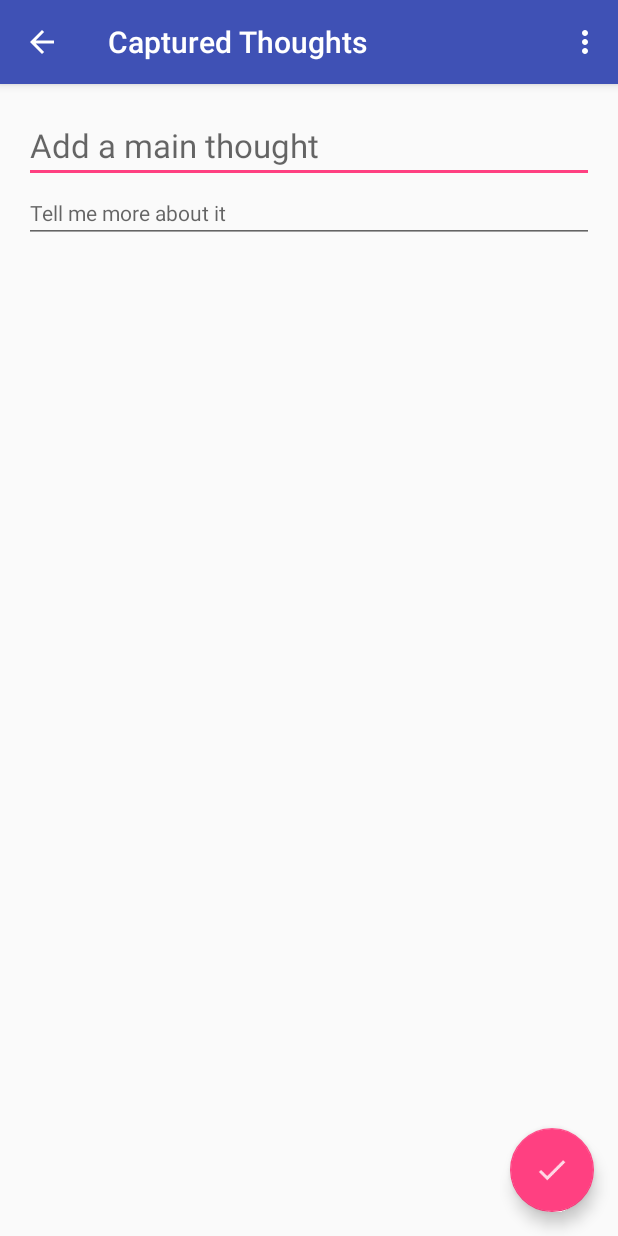
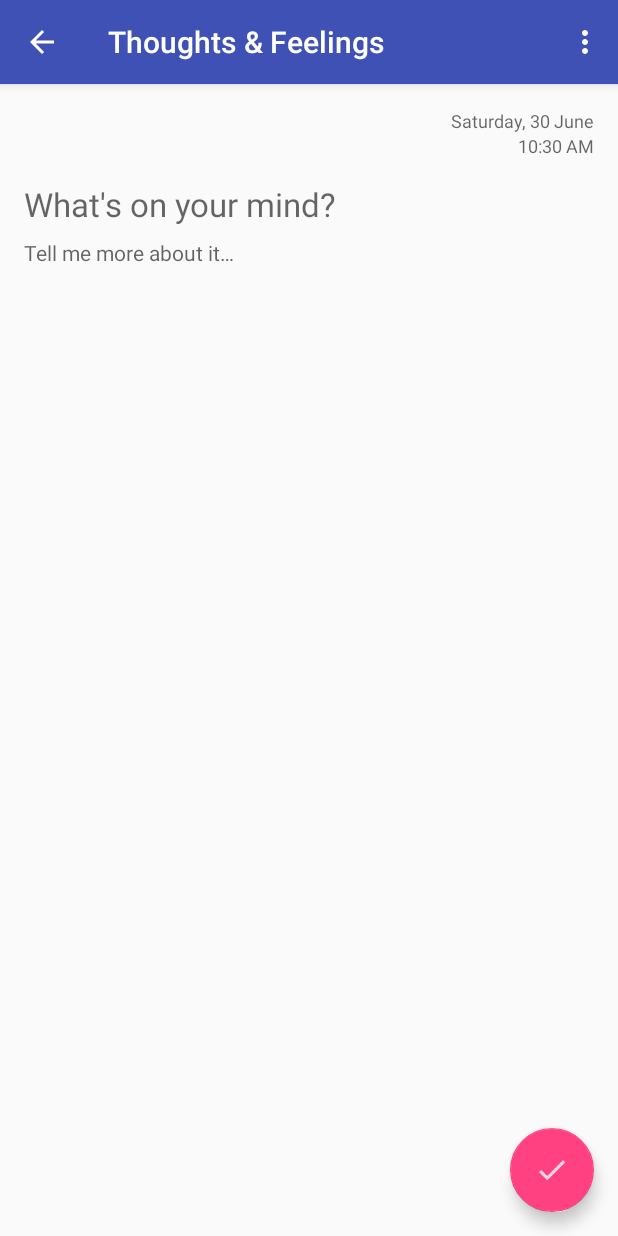
Before and after one commit to mobiRic/alc_journal, an Android app: the DetailActivity screen opened directly, with no data from a screen before it, on a phone screen of 412 x 824 dp. Run offline under Robolectric (Android 15) with nearby library versions, the phone set to English and light mode, and no system bars; our stand-ins replace Firebase (no records; nobody signed in at launch, a user with empty details on screens opened directly); libraries missing offline, so code that uses them is left out: com.firebase.ui.

Commit message:
Update Detail screen
Adds date fields and polishes the layout.

```diff
--- a/app/src/main/AndroidManifest.xml
+++ b/app/src/main/AndroidManifest.xml
@@ -30,7 +30,8 @@
             android:label="@string/title_journal_list"/>
         <activity
             android:name=".ui.details.DetailActivity"
-            android:label="@string/title_journal_detail"/>
+            android:label="@string/title_journal_detail"
+            android:windowSoftInputMode="adjustResize|stateAlwaysHidden"/>
         <activity
             android:name=".ui.signin.SignInActivity"/>
     </application>
--- a/app/src/main/java/mobi/glowworm/journal/ui/details/DetailActivity.java
+++ b/app/src/main/java/mobi/glowworm/journal/ui/details/DetailActivity.java
@@ -13,16 +13,20 @@ import android.support.v7.widget.Toolbar;
 import android.view.Menu;
 import android.view.MenuItem;
 import android.view.View;
+import android.view.inputmethod.InputMethodManager;
+import android.widget.EditText;
 import android.widget.TextView;
 
 import com.example.android.todolist.AppExecutors;
 
+import java.text.SimpleDateFormat;
 import java.util.Date;
 import java.util.concurrent.Executor;
 
 import mobi.glowworm.journal.R;
 import mobi.glowworm.journal.data.model.JournalEntry;
 import mobi.glowworm.journal.ui.ABaseActivity;
+import mobi.glowworm.journal.utils.DateTime;
 import mobi.glowworm.lib.utils.debug.Dbug;
 
 public class DetailActivity extends ABaseActivity {
@@ -31,11 +35,16 @@ public class DetailActivity extends ABaseActivity {
     public static final int NEW_JOURNAL = -1;
 
     private int journalId = NEW_JOURNAL;
-    private TextView tvTitle;
-    private TextView tvDesc;
+    private TextView tvDay;
+    private TextView tvTime;
+    private EditText tvTitle;
+    private EditText tvDesc;
     private Date date;
     @Nullable
     private JournalEntry journalExistingInDatabase;
+
+    private SimpleDateFormat formatDay;
+    private SimpleDateFormat formatTime;
 
     @Override
     protected void onCreate(Bundle savedInstanceState) {
@@ -56,8 +65,13 @@ public class DetailActivity extends ABaseActivity {
         });
 
         date = new Date();
+        tvDay = findViewById(R.id.tv_journal_detail_day);
+        tvTime = findViewById(R.id.tv_journal_detail_time);
         tvTitle = findViewById(R.id.tv_journal_detail_title);
         tvDesc = findViewById(R.id.tv_journal_detail_description);
+
+        formatDay = DateTime.getFormatDay(this);
+        formatTime = DateTime.getFormatTime(this);
 
         // check for rotation
         if (savedInstanceState != null) {
@@ -176,8 +190,19 @@ public class DetailActivity extends ABaseActivity {
     }
 
     private void initUiForNewJournal() {
-        // TODO add code to update any onscreen elements that will be different for an existing vs new journal
         Dbug.log("New journal");
+        updateUiForDate(date);
+        tvTitle.requestFocus();
+
+        // show keyboard - delay is required to make it work
+        // TODO find the right way to get the keyboard to show
+        tvTitle.postDelayed(new Runnable() {
+            @Override
+            public void run() {
+                InputMethodManager imm = (InputMethodManager) getSystemService(INPUT_METHOD_SERVICE);
+                imm.showSoftInput(tvTitle, InputMethodManager.SHOW_FORCED);
+            }
+        }, 50);
     }
 
     private void updateUi(@Nullable JournalEntry updatedJournal) {
@@ -191,8 +216,19 @@ public class DetailActivity extends ABaseActivity {
         }
 
         date = updatedJournal.getDate();
-        tvTitle.setText(updatedJournal.getTitle());
-        tvDesc.setText(updatedJournal.getDescription());
+        updateUiForDate(date);
+        String title = updatedJournal.getTitle();
+        tvTitle.setText(title);
+        tvTitle.setSelection(title != null ? title.length() : 0);
+
+        String description = updatedJournal.getDescription();
+        tvDesc.setText(description);
+        tvDesc.setSelection(title != null ? description.length() : 0);
+    }
+
+    private void updateUiForDate(Date date) {
+        tvDay.setText(formatDay.format(date));
+        tvTime.setText(formatTime.format(date));
     }
 
     @Override
--- /dev/null
+++ b/app/src/main/java/mobi/glowworm/journal/utils/DateTime.java
@@ -0,0 +1,35 @@
+package mobi.glowworm.journal.utils;
+
+import android.annotation.SuppressLint;
+import android.content.Context;
+
+import java.text.SimpleDateFormat;
+
+import mobi.glowworm.journal.R;
+
+/**
+ * Utility class for converting between various date formats.
+ */
+@SuppressLint("SimpleDateFormat") // this app is opinionated on the date format used
+public class DateTime {
+
+    /**
+     * Helper method to return a day formatter.
+     *
+     * @param context Context required to get the format string
+     * @return {@link SimpleDateFormat} representing a day
+     */
+    public static SimpleDateFormat getFormatDay(Context context) {
+        return new SimpleDateFormat(context.getString(R.string.format_day_date));
+    }
+
+    /**
+     * Helper method to return a time formatter.
+     *
+     * @param context Context required to get the format string
+     * @return {@link SimpleDateFormat} representing a time
+     */
+    public static SimpleDateFormat getFormatTime(Context context) {
+        return new SimpleDateFormat(context.getString(R.string.format_time));
+    }
+}
--- a/app/src/main/res/layout/activity_detail.xml
+++ b/app/src/main/res/layout/activity_detail.xml
@@ -6,7 +6,7 @@
     android:layout_width="match_parent"
     android:layout_height="match_parent"
     android:fitsSystemWindows="true"
-    tools:context=".ui.list.JournalListActivity">
+    tools:context=".ui.details.DetailActivity">
 
     <android.support.design.widget.AppBarLayout
         android:id="@+id/app_bar"
@@ -23,36 +23,78 @@
 
     </android.support.design.widget.AppBarLayout>
 
-    <android.support.v4.widget.NestedScrollView
+    <LinearLayout
         android:layout_width="match_parent"
         android:layout_height="match_parent"
+        android:orientation="vertical"
+        android:paddingBottom="@dimen/activity_vertical_margin"
+        android:paddingTop="@dimen/activity_vertical_margin"
         app:layout_behavior="@string/appbar_scrolling_view_behavior">
 
-        <LinearLayout
+        <EditText
+            android:id="@+id/fakeFocusHack"
+            android:layout_width="0dp"
+            android:layout_height="0dp"
+            tools:ignore="TextFields"/>
+
+        <RelativeLayout
             android:layout_width="match_parent"
             android:layout_height="wrap_content"
-            android:orientation="vertical"
-            android:paddingBottom="@dimen/activity_vertical_margin"
             android:paddingEnd="@dimen/activity_horizontal_margin"
-            android:paddingStart="@dimen/activity_horizontal_margin"
-            android:paddingTop="@dimen/activity_vertical_margin">
+            android:paddingStart="@dimen/activity_horizontal_margin">
+
+            <TextView
+                android:id="@+id/tv_journal_detail_day"
+                style="@style/TextAppearance.AppCompat.Caption"
+                android:layout_width="wrap_content"
+                android:layout_height="wrap_content"
+                android:layout_alignParentEnd="true"
+                android:layout_alignParentRight="true"
+                android:layout_alignParentTop="true"
+                tools:text="Wednesday, 27 June"/>
+
+            <TextView
+                android:id="@+id/tv_journal_detail_time"
+                style="@style/TextAppearance.AppCompat.Caption"
+                android:layout_width="wrap_content"
+                android:layout_height="wrap_content"
+                android:layout_alignParentEnd="true"
+                android:layout_alignParentRight="true"
+                android:layout_below="@+id/tv_journal_detail_day"
+                tools:text="10:53 am"/>
+        </RelativeLayout>
 
         <EditText
             android:id="@+id/tv_journal_detail_title"
             style="@style/TextAppearance.AppCompat.Large"
             android:layout_width="match_parent"
             android:layout_height="wrap_content"
-                android:hint="@string/hint_journal_title"/>
+            android:background="@null"
+            android:hint="@string/hint_journal_title"
+            android:imeOptions="actionNext"
+            android:inputType="textCapWords"
+            android:maxLines="1"
+            android:paddingBottom="@dimen/m8"
+            android:paddingEnd="@dimen/activity_horizontal_margin"
+            android:paddingStart="@dimen/activity_horizontal_margin"
+            android:paddingTop="@dimen/m16"
+            tools:text="The Moon is Beautiful"/>
 
         <EditText
             android:id="@+id/tv_journal_detail_description"
             style="@style/TextAppearance.AppCompat.Body1"
             android:layout_width="match_parent"
-                android:layout_height="wrap_content"
-                android:hint="@string/hint_journal_description"/>
+            android:layout_height="0dp"
+            android:layout_weight="1"
+            android:background="@null"
+            android:gravity="top"
+            android:hint="@string/hint_journal_description"
+            android:inputType="textMultiLine|textCapSentences"
+            android:paddingEnd="@dimen/activity_horizontal_margin"
+            android:paddingStart="@dimen/activity_horizontal_margin"
+            tools:text="Tonight the moon rose across the bay, scattering beautiful, shiny ripples as far as the eye could see."/>
 
     </LinearLayout>
-    </android.support.v4.widget.NestedScrollView>
 
     <android.support.design.widget.FloatingActionButton
         android:id="@+id/fab"
--- a/app/src/main/res/values/strings.xml
+++ b/app/src/main/res/values/strings.xml
@@ -29,12 +29,16 @@
     <string name="empty_journal_list">Welcome to Ijenali!\n\nWhy not try adding a new journal with the button below.</string>
 
     <!--Journal Details-->
-    <string name="title_journal_detail">Captured Thoughts</string>
-    <string name="hint_journal_title">Add a main thought</string>
-    <string name="hint_journal_description">Tell me more about it</string>
+    <string name="title_journal_detail">Thoughts &amp; Feelings</string>
+    <string name="hint_journal_title">What\'s on your mind?</string>
+    <string name="hint_journal_description">Tell me more about it…</string>
 
     <!--About-->
     <string name="title_about">@string/action_about</string>
     <string name="about_desc">Follow your Dreams, Capture your Thoughts, Fulfill your Potential!</string>
 
+    <!--Format Strings-->
+    <string name="format_day_date">EEEE, dd MMMM</string>
+    <string name="format_time">hh:mm a</string>
+
 </resources>
```
Lines whose indentation alone changed are shown as unchanged.
